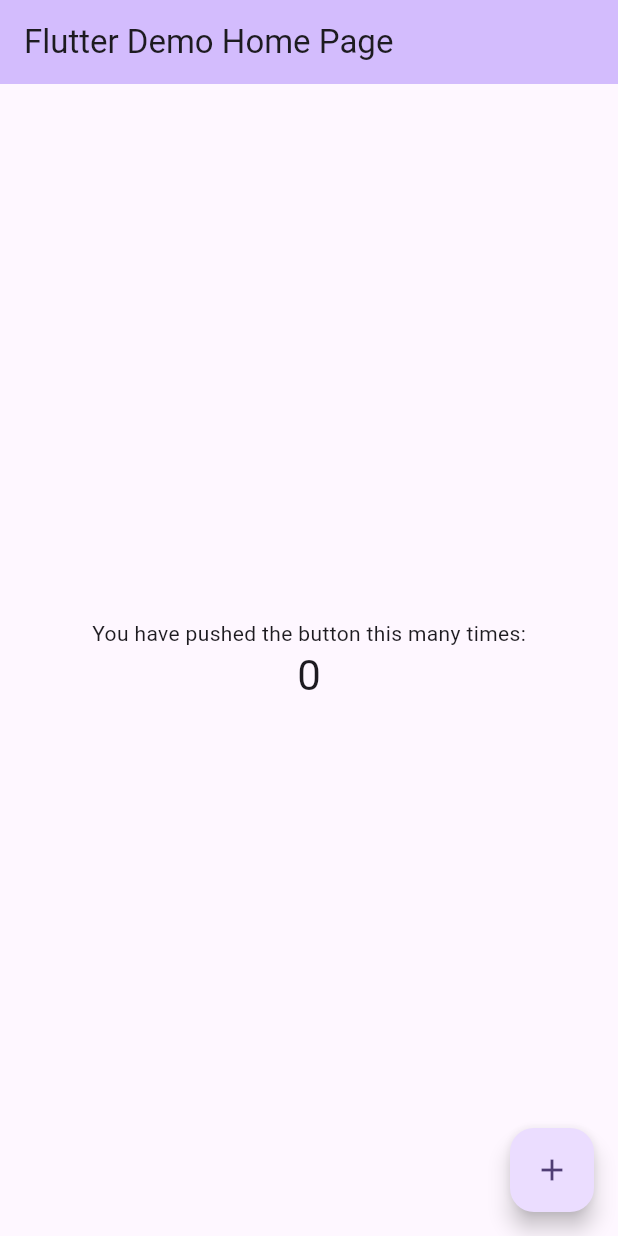
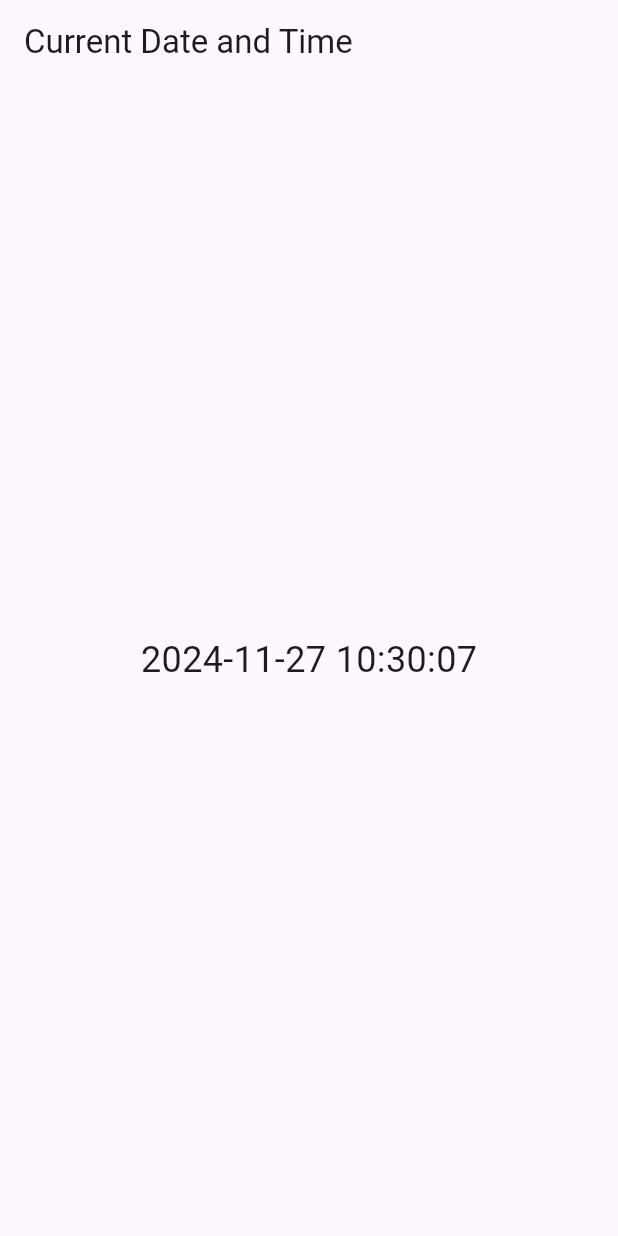
Before and after one commit to maksimkrupeninepam/date_time_app, a Flutter app: the screen it shows after launch, on a phone screen of 412 x 824 dp. Run offline on Flutter 3.47's test engine with Material 3 defaults, Android fonts, the phone set to English and light mode, and no system bars.

Commit message:
Display current date and time

```diff
--- a/lib/main.dart
+++ b/lib/main.dart
@@ -1,125 +1,53 @@
 import 'package:flutter/material.dart';
+import 'dart:async';
 
-void main() {
-  runApp(const MyApp());
-}
+void main() => runApp(MyApp());
 
 class MyApp extends StatelessWidget {
-  const MyApp({super.key});
-
-  // This widget is the root of your application.
   @override
   Widget build(BuildContext context) {
     return MaterialApp(
-      title: 'Flutter Demo',
-      theme: ThemeData(
-        // This is the theme of your application.
-        //
-        // TRY THIS: Try running your application with "flutter run". You'll see
-        // the application has a purple toolbar. Then, without quitting the app,
-        // try changing the seedColor in the colorScheme below to Colors.green
-        // and then invoke "hot reload" (save your changes or press the "hot
-        // reload" button in a Flutter-supported IDE, or press "r" if you used
-        // the command line to start the app).
-        //
-        // Notice that the counter didn't reset back to zero; the application
-        // state is not lost during the reload. To reset the state, use hot
-        // restart instead.
-        //
-        // This works for code too, not just values: Most code changes can be
-        // tested with just a hot reload.
-        colorScheme: ColorScheme.fromSeed(seedColor: Colors.deepPurple),
-        useMaterial3: true,
-      ),
-      home: const MyHomePage(title: 'Flutter Demo Home Page'),
+      title: 'Date and Time App',
+      home: DateTimeDisplay(),
     );
   }
 }
 
-class MyHomePage extends StatefulWidget {
-  const MyHomePage({super.key, required this.title});
+class DateTimeDisplay extends StatefulWidget {
+  @override
+  _DateTimeDisplayState createState() => _DateTimeDisplayState();
+}
 
-  // This widget is the home page of your application. It is stateful, meaning
-  // that it has a State object (defined below) that contains fields that affect
-  // how it looks.
-
-  // This class is the configuration for the state. It holds the values (in this
-  // case the title) provided by the parent (in this case the App widget) and
-  // used by the build method of the State. Fields in a Widget subclass are
-  // always marked "final".
-
-  final String title;
+class _DateTimeDisplayState extends State<DateTimeDisplay> {
+  String _dateTime = '';
 
   @override
-  State<MyHomePage> createState() => _MyHomePageState();
-}
+  void initState() {
+    super.initState();
+    _updateDateTime();
+    Timer.periodic(Duration(seconds: 1), (Timer t) => _updateDateTime());
+  }
 
-class _MyHomePageState extends State<MyHomePage> {
-  int _counter = 0;
-
-  void _incrementCounter() {
+  void _updateDateTime() {
+    final String formattedDateTime =
+        DateTime.now().toLocal().toString().split('.').first;
     setState(() {
-      // This call to setState tells the Flutter framework that something has
-      // changed in this State, which causes it to rerun the build method below
-      // so that the display can reflect the updated values. If we changed
-      // _counter without calling setState(), then the build method would not be
-      // called again, and so nothing would appear to happen.
-      _counter++;
+      _dateTime = formattedDateTime;
     });
   }
 
   @override
   Widget build(BuildContext context) {
-    // This method is rerun every time setState is called, for instance as done
-    // by the _incrementCounter method above.
-    //
-    // The Flutter framework has been optimized to make rerunning build methods
-    // fast, so that you can just rebuild anything that needs updating rather
-    // than having to individually change instances of widgets.
     return Scaffold(
       appBar: AppBar(
-        // TRY THIS: Try changing the color here to a specific color (to
-        // Colors.amber, perhaps?) and trigger a hot reload to see the AppBar
-        // change color while the other colors stay the same.
-        backgroundColor: Theme.of(context).colorScheme.inversePrimary,
-        // Here we take the value from the MyHomePage object that was created by
-        // the App.build method, and use it to set our appbar title.
-        title: Text(widget.title),
+        title: Text('Current Date and Time'),
       ),
       body: Center(
-        // Center is a layout widget. It takes a single child and positions it
-        // in the middle of the parent.
-        child: Column(
-          // Column is also a layout widget. It takes a list of children and
-          // arranges them vertically. By default, it sizes itself to fit its
-          // children horizontally, and tries to be as tall as its parent.
-          //
-          // Column has various properties to control how it sizes itself and
-          // how it positions its children. Here we use mainAxisAlignment to
-          // center the children vertically; the main axis here is the vertical
-          // axis because Columns are vertical (the cross axis would be
-          // horizontal).
-          //
-          // TRY THIS: Invoke "debug painting" (choose the "Toggle Debug Paint"
-          // action in the IDE, or press "p" in the console), to see the
-          // wireframe for each widget.
-          mainAxisAlignment: MainAxisAlignment.center,
-          children: <Widget>[
-            const Text(
-              'You have pushed the button this many times:',
-            ),
-            Text(
-              '$_counter',
-              style: Theme.of(context).textTheme.headlineMedium,
-            ),
-          ],
+        child: Text(
+          _dateTime,
+          style: TextStyle(fontSize: 24),
         ),
       ),
-      floatingActionButton: FloatingActionButton(
-        onPressed: _incrementCounter,
-        tooltip: 'Increment',
-        child: const Icon(Icons.add),
-      ), // This trailing comma makes auto-formatting nicer for build methods.
     );
   }
 }
```
